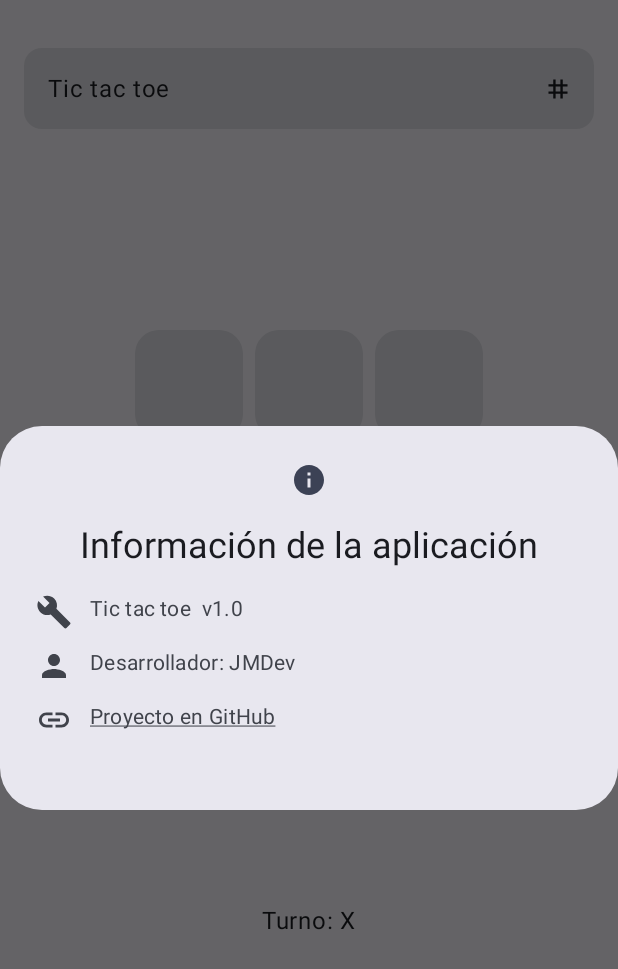
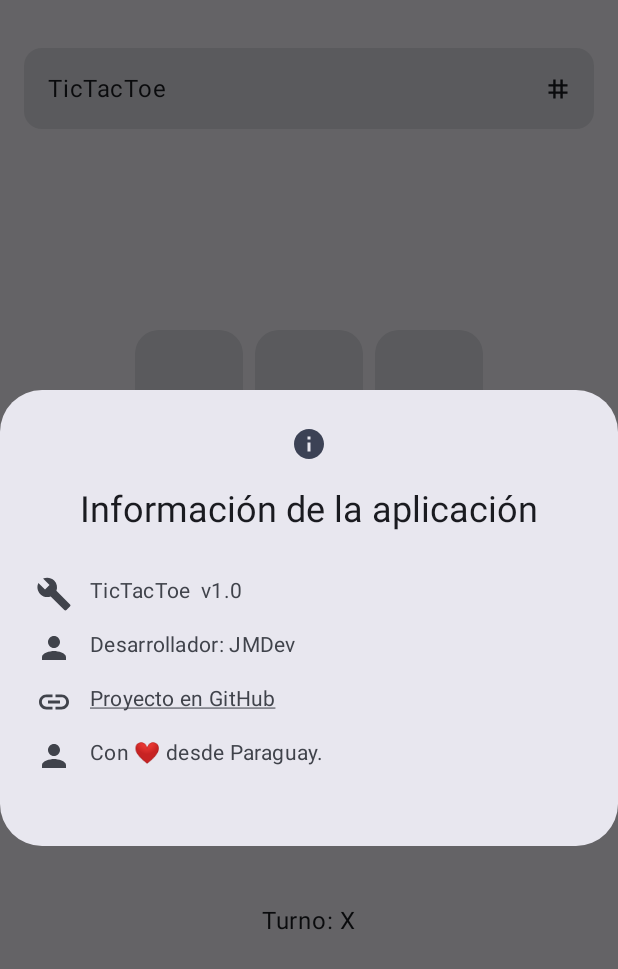
Before and after one commit to juanmadev5/TicTacToe, an Android app built with Jetpack Compose: the screen it shows after launch (MainActivity), after a tap on "App icon", on a phone screen of 412 x 824 dp. Shown: the top 969 px of the screen. Run offline under Robolectric (Android 15) with nearby library versions, the phone set to English and light mode, and no system bars; our stand-ins replace accompanist.

Commit message:
Initial commit

```diff
--- a/app/src/main/java/com/jmdev/app/tictactoe/ui/theme/components/AppBar.kt
+++ b/app/src/main/java/com/jmdev/app/tictactoe/ui/theme/components/AppBar.kt
@@ -40,7 +40,7 @@ fun AppBar(showDialog: MutableState<Boolean>) {
             IconButton(onClick = { showDialog.value = true }) {
                 Icon(
                     painter = painterResource(id = R.drawable.ic_launcher_main_foreground),
-                    contentDescription = "App icon",
+                    contentDescription = stringResource(R.string.app_icon),
                 )
             }
         }
--- a/app/src/main/java/com/jmdev/app/tictactoe/ui/theme/screens/TicTacToeScreen.kt
+++ b/app/src/main/java/com/jmdev/app/tictactoe/ui/theme/screens/TicTacToeScreen.kt
@@ -123,23 +123,23 @@ fun TicTacToeApp() {
 
                         Spacer(modifier = Modifier.height(16.dp))
                         Text(
-                            text = "Turno: ${gameViewModel.currentPlayer.value}",
+                            text = stringResource(R.string.turn) + "${gameViewModel.currentPlayer.value}",
                             color = MaterialTheme.colorScheme.onSurface
                         )
                         Spacer(modifier = Modifier.height(16.dp))
                         if (result.isNotEmpty()) {
                             Text(
                                 text = when (result) {
-                                    "X" -> "¡X ganó!"
-                                    "O" -> "¡O ganó!"
-                                    else -> "Empate"
+                                    "X" -> stringResource(R.string.x_win)
+                                    "O" -> stringResource(R.string.o_win)
+                                    else -> stringResource(R.string.tie)
                                 },
                                 style = MaterialTheme.typography.bodyMedium,
                                 color = MaterialTheme.colorScheme.onSurface
                             )
                             Spacer(modifier = Modifier.height(16.dp))
                             Button(onClick = { gameViewModel.resetGame() }) {
-                                Text(text = "Reiniciar")
+                                Text(text = stringResource(R.string.restart))
                             }
                         }
                         if (showDialog.value) {
@@ -151,9 +151,10 @@ fun TicTacToeApp() {
                                         contentDescription = "info"
                                     )
                                 },
-                                title = { Text(text = "Información de la aplicación") },
+                                title = { Text(text = stringResource(R.string.app_info)) },
                                 text = {
                                     Column(Modifier.wrapContentHeight()) {
+                                        Spacer(modifier = Modifier.padding(top = 12.dp))
                                         Row(
                                             Modifier
                                                 .fillMaxWidth()
@@ -161,7 +162,7 @@ fun TicTacToeApp() {
                                         ) {
                                             Icon(
                                                 imageVector = Icons.Filled.Build,
-                                                contentDescription = "app ver"
+                                                contentDescription = stringResource(R.string.app_ver)
                                             )
                                             Spacer(modifier = Modifier.padding(start = 12.dp))
                                             Text(text = stringResource(id = R.string.app_name) + "  v1.0")
@@ -174,10 +175,10 @@ fun TicTacToeApp() {
                                         ) {
                                             Icon(
                                                 imageVector = Icons.Filled.Person,
-                                                contentDescription = "developer"
+                                                contentDescription = stringResource(R.string.developer)
                                             )
                                             Spacer(modifier = Modifier.padding(start = 12.dp))
-                                            Text(text = "Desarrollador: JMDev")
+                                            Text(text = stringResource(R.string.dev_name))
                                         }
                                         Spacer(modifier = Modifier.padding(top = 12.dp))
                                         Row(
@@ -187,18 +188,31 @@ fun TicTacToeApp() {
                                         ) {
                                             Icon(
                                                 painter = painterResource(id = R.drawable.baseline_insert_link_24),
-                                                contentDescription = "git hub"
+                                                contentDescription = stringResource(R.string.git_hub)
                                             )
                                             Spacer(modifier = Modifier.padding(start = 12.dp))
                                             Text(
-                                                text = "Proyecto en GitHub",
+                                                text = stringResource(R.string.proyect_in_github),
                                                 modifier = Modifier.clickable {
-                                                    val url = "https://github.com/tu-proyecto"
+                                                    val url = "https://github.com/juanmadev5/TicTacToe"
                                                     val intent = Intent(Intent.ACTION_VIEW, Uri.parse(url))
                                                     startActivity(context, intent, null)
                                                 },
                                                 textDecoration = TextDecoration.Underline
                                             )
+                                        }
+                                        Spacer(modifier = Modifier.padding(top = 12.dp))
+                                        Row(
+                                            Modifier
+                                                .fillMaxWidth()
+                                                .wrapContentHeight()
+                                        ) {
+                                            Icon(
+                                                imageVector = Icons.Filled.Person,
+                                                contentDescription = stringResource(R.string.love_from_paraguay)
+                                            )
+                                            Spacer(modifier = Modifier.padding(start = 12.dp))
+                                            Text(text = stringResource(R.string.with_heart))
                                         }
                                     }
 
--- a/app/src/main/res/values/strings.xml
+++ b/app/src/main/res/values/strings.xml
@@ -1,3 +1,17 @@
 <resources>
-    <string name="app_name">Tic tac toe</string>
+    <string name="app_name">TicTacToe</string>
+    <string name="app_icon">App icon</string>
+    <string name="turn">"Turno: "</string>
+    <string name="x_win">¡X ganó!</string>
+    <string name="o_win">¡O ganó!</string>
+    <string name="tie">Empate</string>
+    <string name="restart">Reiniciar</string>
+    <string name="app_info">Información de la aplicación</string>
+    <string name="app_ver">Version de la aplicación</string>
+    <string name="developer">Desarrollador</string>
+    <string name="dev_name">Desarrollador: JMDev</string>
+    <string name="git_hub">Enlace a proyecto en GitHub</string>
+    <string name="proyect_in_github">Proyecto en GitHub</string>
+    <string name="love_from_paraguay">Con amor desde Paraguay</string>
+    <string name="with_heart">Con  ❤️  desde Paraguay.</string>
 </resources>
```
